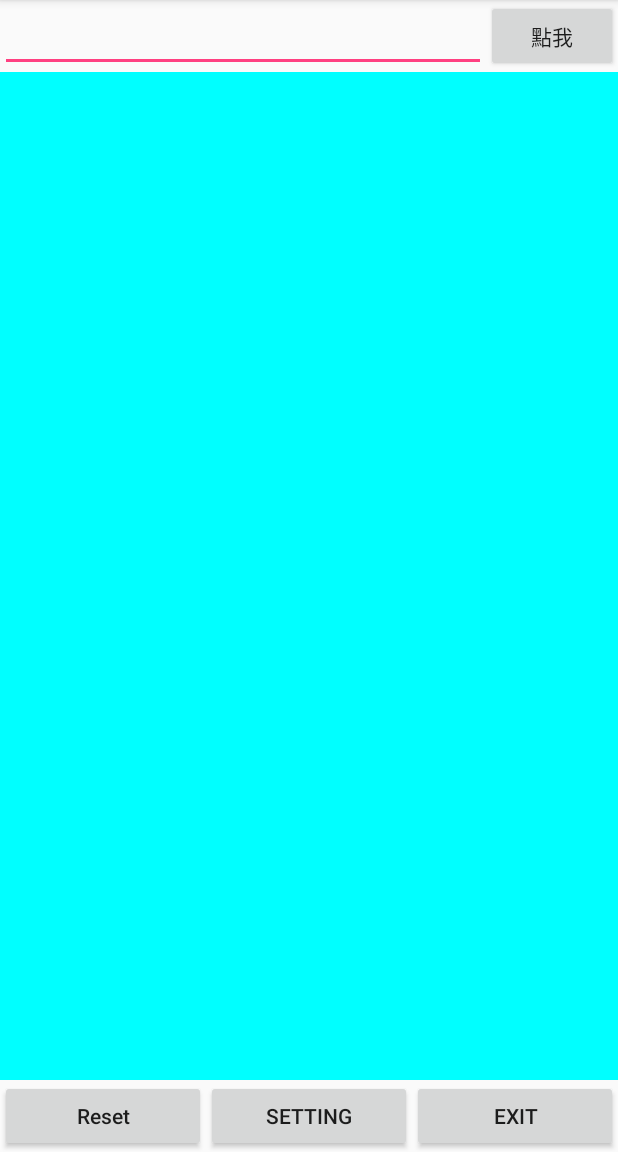
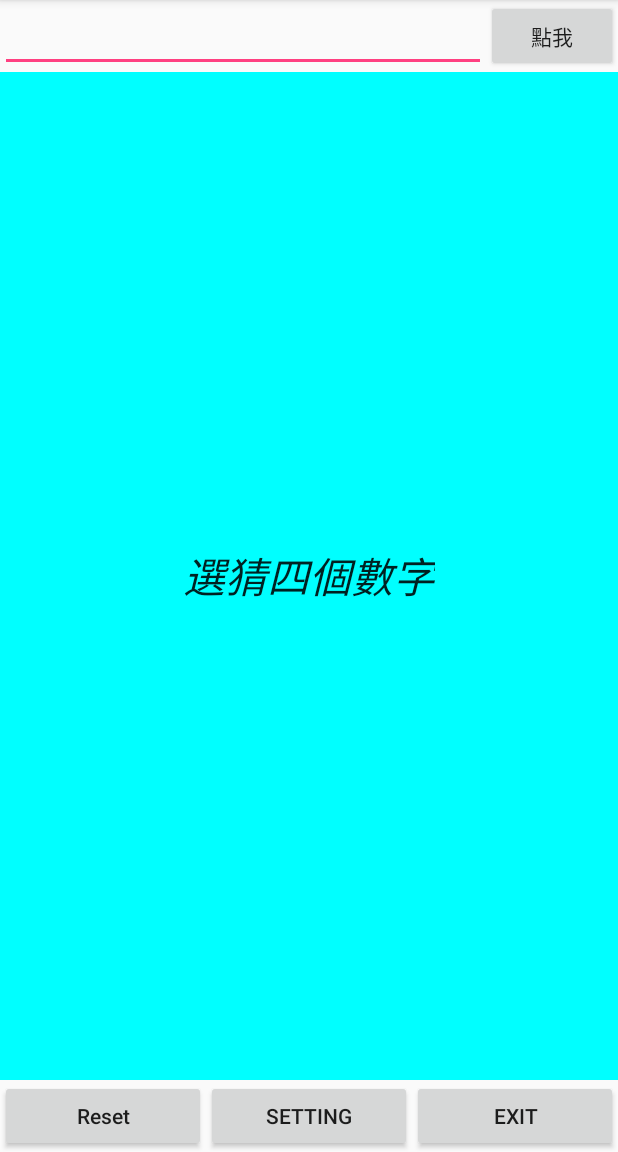
Before and after one commit to saykishish/GuessNumberV1, an Android app: the screen it shows after launch (MainActivity), on a phone screen of 412 x 824 dp, the part 84-1236 px from its top. Run offline under Robolectric (Android 15) with nearby library versions, the phone set to English and light mode, and no system bars.

Commit message:
2018-03-08 05:57pm

```diff
--- a/app/src/main/java/com/example/asus/guessnumberv1/MainActivity.java
+++ b/app/src/main/java/com/example/asus/guessnumberv1/MainActivity.java
@@ -54,7 +54,7 @@ public class MainActivity extends AppCompatActivity
         log.setText("");
         answer = "123"; //解答
         Log.v("brad", answer);
-    }//初始化
+    }//initGame() 初始化
 
     private void doGuess()
     {
--- a/app/src/main/res/layout/activity_main.xml
+++ b/app/src/main/res/layout/activity_main.xml
@@ -93,4 +93,31 @@
         android:visibility="gone"
         />
 
+    <RelativeLayout
+        android:layout_width="wrap_content"
+        android:layout_height="wrap_content"
+        android:layout_centerInParent="true"
+        >
+
+        <CheckBox
+            android:layout_width="wrap_content"
+            android:layout_height="wrap_content"
+            android:layout_toLeftOf="@id/fourWord"
+            />
+        <CheckedTextView
+            android:id="@+id/fourWord"
+            android:layout_width="wrap_content"
+            android:layout_height="wrap_content"
+            android:layout_centerInParent="true"
+            android:text="選猜四個數字"
+            android:textSize="28sp"
+            android:textStyle="italic"
+
+            />
+
+
+
+
+    </RelativeLayout>
+
 </RelativeLayout>
```
